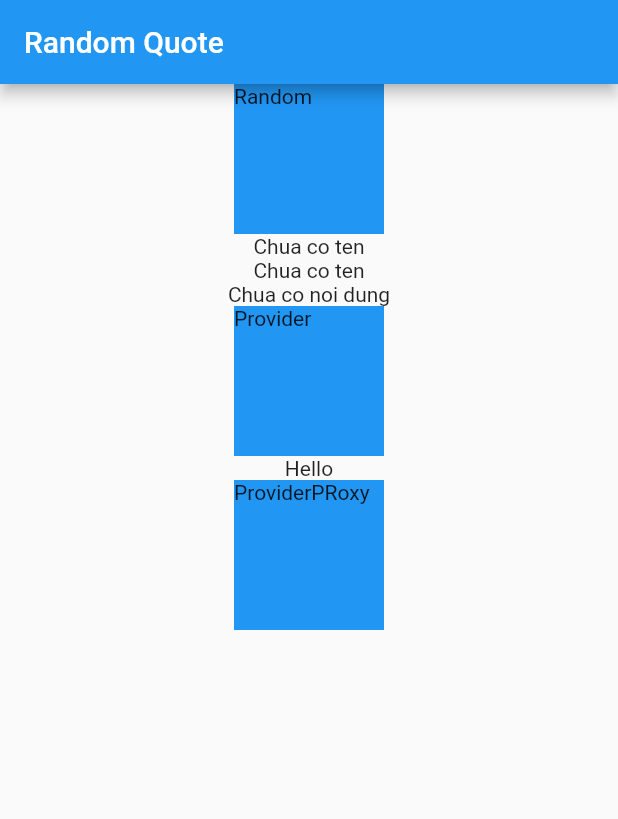
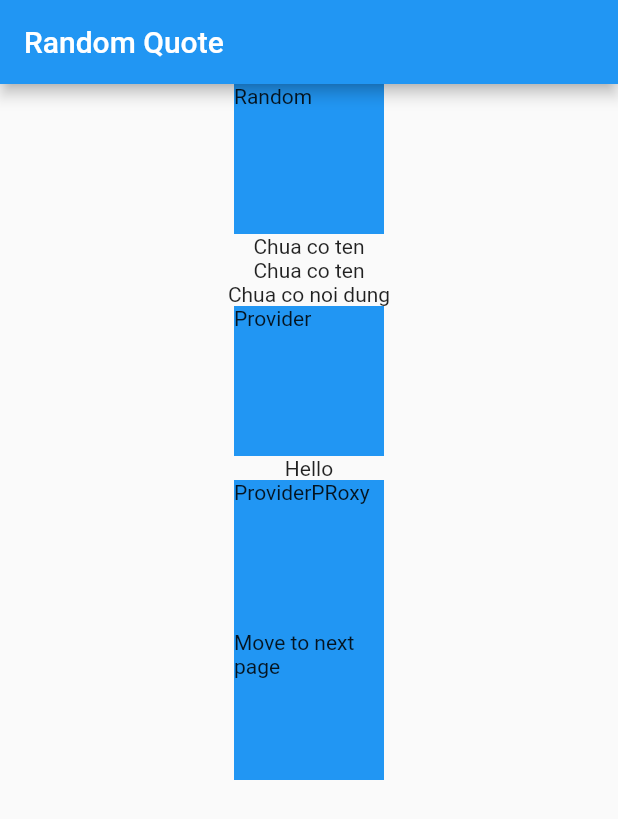
Before and after one commit to nhatphongcgp/Example_Provider, a Flutter app: the screen it shows after launch, on a phone screen of 412 x 824 dp. Shown: the top 819 px of the screen. Run offline on Flutter 3.47's test engine with Material 2 defaults, Android fonts, the phone set to English and light mode, and no system bars; our stand-ins replace dio.

Commit message:
with navigation 1

```diff
--- a/lib/main.dart
+++ b/lib/main.dart
@@ -13,36 +13,12 @@ class MyApp extends StatelessWidget {
 
   @override
   Widget build(BuildContext context) {
-    //   return ChangeNotifierProvider<QuoteProvider>(
-    //     create: (context) => QuoteProvider(),
-    //     child: MaterialApp(
-    //       title: 'Flutter Provider Demo',
-    //       theme: ThemeData(
-    //         primarySwatch: Colors.blue,
-    //       ),
-    //       home: const HomeScreen(),
-    //     ),
-    //   );
-    // }
-    // return MultiProvider(
-    //   providers: [
-    //     ChangeNotifierProvider(
-    //       create: (context) => ExampleProvider(),
-    //     ),
-    //     ChangeNotifierProvider(
-    //       create: (context) => QuoteProvider(),
-    //     )
-    //   ],
-    //   child: MaterialApp(
-    //     title: 'Flutter Provider Demo',
-    //     theme: ThemeData(
-    //       primarySwatch: Colors.blue,
-    //     ),
-    //     home: const HomeScreen(),
-    //   ),
-    // );
-
-    return MultiProvider(
+    return MaterialApp(
+      title: 'Flutter Provider Demo',
+      theme: ThemeData(
+        primarySwatch: Colors.blue,
+      ),
+      home: MultiProvider(
         providers: [
           ChangeNotifierProvider(
             create: (context) => ExampleProvider(),
@@ -54,12 +30,7 @@ class MyApp extends StatelessWidget {
             },
           )
         ],
-      child: MaterialApp(
-        title: 'Flutter Provider Demo',
-        theme: ThemeData(
-          primarySwatch: Colors.blue,
-        ),
-        home: const HomeScreen(),
+        child: const HomeScreen(),
       ),
     );
   }
--- a/lib/screen/home_screen.dart
+++ b/lib/screen/home_screen.dart
@@ -2,6 +2,7 @@ import 'package:flutter/material.dart';
 import 'package:provider/provider.dart';
 import 'package:provider_api_app/provider/example_provider.dart';
 import 'package:provider_api_app/provider/quote_provider.dart';
+import 'package:provider_api_app/screen/screen_one.dart';
 
 class HomeScreen extends StatefulWidget {
   const HomeScreen({Key? key}) : super(key: key);
@@ -76,6 +77,24 @@ class _HomeScreenState extends State<HomeScreen> {
               ),
             ),
           ),
+          InkWell(
+            onTap: () => Navigator.of(context).push(
+              MaterialPageRoute(
+                builder: (context) => ChangeNotifierProvider.value(
+                  value: _provider,
+                  builder: (context, child) => ScreenOne(),
+                ),
+              ),
+            ),
+            child: Center(
+              child: Container(
+                width: 100,
+                height: 100,
+                color: Colors.blue,
+                child: const Text('Move to next page'),
+              ),
+            ),
+          ),
         ],
       ),
     );
```
Also changed, not shown: lib/screen/screen_one.dart (added, +25 -0 lines). Lines whose indentation alone changed are shown as unchanged.
